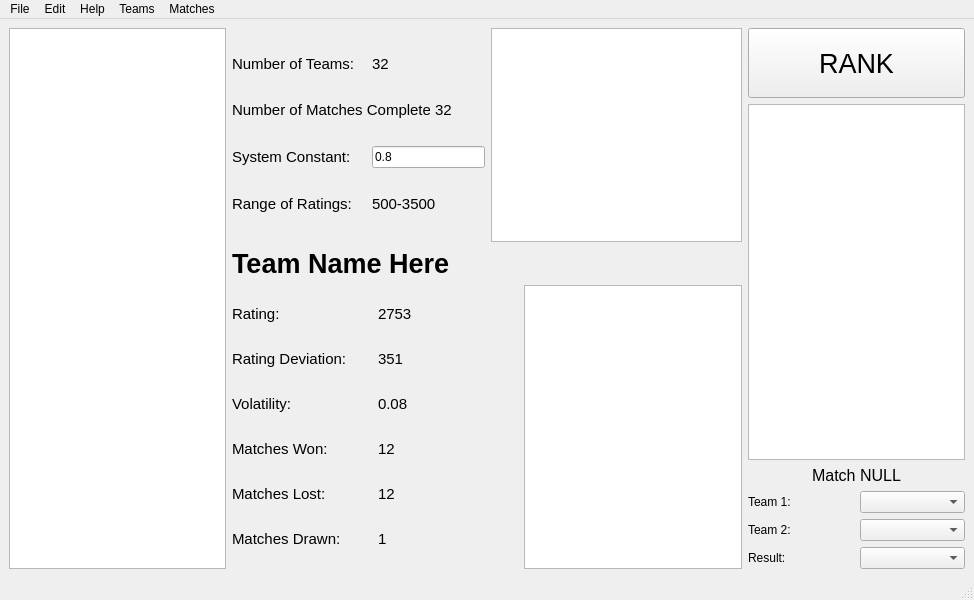
First picture: the form in mainwindow.ui, repository cambo14/glicko-2-ranker, before the edit.
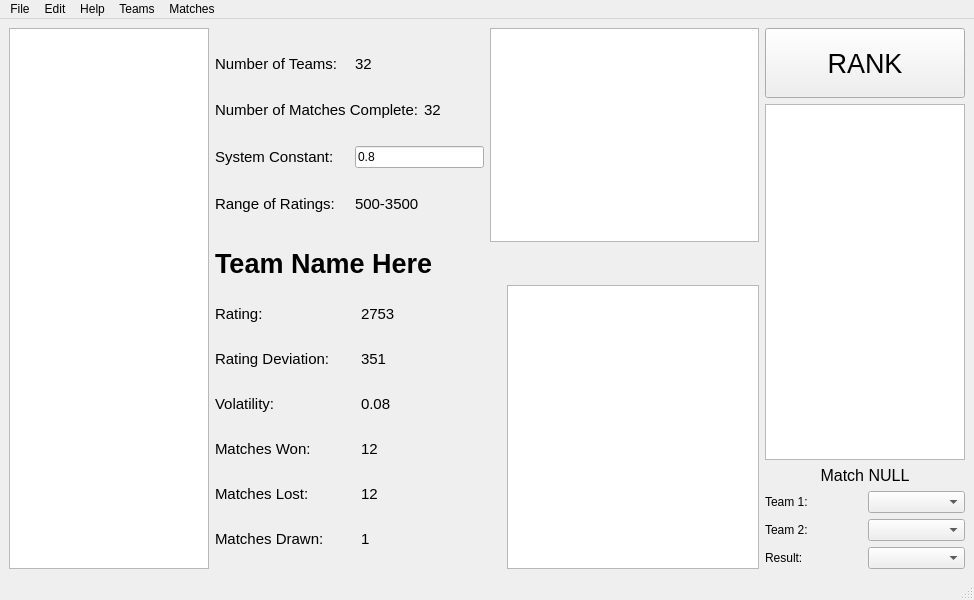
Second picture: the form after the edit. Custom widgets are drawn as their Qt base class.

Commit message:
added match view on right hand side of main window
be careful using this as certain features required for this list are not fully implemented

The edit to the form file:
```diff
--- a/mainwindow.ui
+++ b/mainwindow.ui
@@ -14,12 +14,18 @@
    <string>Glicko-2 Ranker</string>
   </property>
   <widget class="QWidget" name="centralwidget">
-   <layout class="QHBoxLayout" name="horizontalLayout_5">
+   <layout class="QHBoxLayout" name="horizontalLayout_5" stretch="0,4,0">
     <item>
-     <widget class="QListWidget" name="teamList">
+     <widget class="QListView" name="teamList">
       <property name="enabled">
        <bool>true</bool>
       </property>
+      <property name="maximumSize">
+       <size>
+        <width>200</width>
+        <height>16777215</height>
+       </size>
+      </property>
       <property name="sizeIncrement">
        <size>
         <width>1</width>
@@ -613,7 +619,64 @@
        </widget>
       </item>
       <item>
-       <widget class="QListWidget" name="matchList"/>
+       <widget class="matchListTable" name="matchList">
+        <property name="minimumSize">
+         <size>
+          <width>200</width>
+          <height>0</height>
+         </size>
+        </property>
+        <property name="maximumSize">
+         <size>
+          <width>200</width>
+          <height>16777215</height>
+         </size>
+        </property>
+        <property name="verticalScrollBarPolicy">
+         <enum>Qt::ScrollBarAsNeeded</enum>
+        </property>
+        <property name="sizeAdjustPolicy">
+         <enum>QAbstractScrollArea::AdjustToContents</enum>
+        </property>
+        <property name="verticalScrollMode">
+         <enum>QAbstractItemView::ScrollPerPixel</enum>
+        </property>
+        <property name="showGrid">
+         <bool>false</bool>
+        </property>
+        <property name="rowCount">
+         <number>1</number>
+        </property>
+        <property name="columnCount">
+         <number>1</number>
+        </property>
+        <attribute name="horizontalHeaderVisible">
+         <bool>false</bool>
+        </attribute>
+        <attribute name="horizontalHeaderHighlightSections">
+         <bool>true</bool>
+        </attribute>
+        <attribute name="horizontalHeaderStretchLastSection">
+         <bool>true</bool>
+        </attribute>
+        <attribute name="verticalHeaderVisible">
+         <bool>false</bool>
+        </attribute>
+        <attribute name="verticalHeaderCascadingSectionResizes">
+         <bool>true</bool>
+        </attribute>
+        <attribute name="verticalHeaderMinimumSectionSize">
+         <number>45</number>
+        </attribute>
+        <attribute name="verticalHeaderDefaultSectionSize">
+         <number>45</number>
+        </attribute>
+        <attribute name="verticalHeaderStretchLastSection">
+         <bool>false</bool>
+        </attribute>
+        <row/>
+        <column/>
+       </widget>
       </item>
       <item>
        <layout class="QVBoxLayout" name="verticalLayout_2">
@@ -788,6 +851,11 @@
    <extends>QGraphicsView</extends>
    <header>QtCharts</header>
   </customwidget>
+  <customwidget>
+   <class>matchListTable</class>
+   <extends>QTableWidget</extends>
+   <header>matchListTable.h</header>
+  </customwidget>
  </customwidgets>
  <resources/>
  <connections/>
```
The commit also changes 9 other files.
